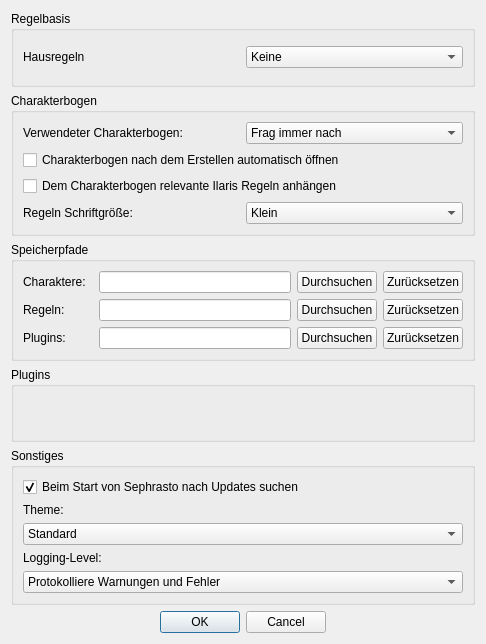
Before: the Qt Designer form designer/Einstellungen.ui in Aeolitus/Sephrasto, drawn with Qt 5.
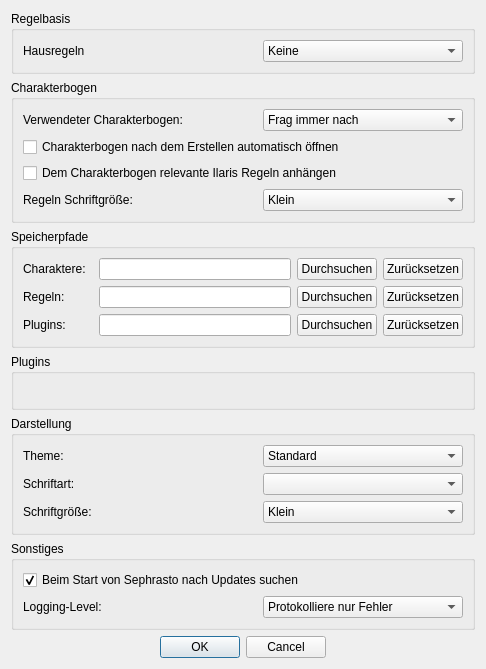
After: the same form once the commit is applied.

Commit message: - Added support for font selection and font size - Vorteile tab: Increased spacing between elements - Freie Fertigkeiten tab: level dropdown is now always a serif font

```diff
--- a/designer/Einstellungen.ui
+++ b/designer/Einstellungen.ui
@@ -10,7 +10,7 @@
     <x>0</x>
     <y>0</y>
     <width>486</width>
-    <height>644</height>
+    <height>669</height>
    </rect>
   </property>
   <property name="windowTitle">
@@ -38,6 +38,12 @@
             </item>
             <item>
              <widget class="QComboBox" name="comboRegelbasis">
+              <property name="maximumSize">
+               <size>
+                <width>200</width>
+                <height>16777215</height>
+               </size>
+              </property>
               <item>
                <property name="text">
                 <string>Keine</string>
@@ -81,6 +87,12 @@
             </item>
             <item>
              <widget class="QComboBox" name="comboBogen">
+              <property name="maximumSize">
+               <size>
+                <width>200</width>
+                <height>16777215</height>
+               </size>
+              </property>
               <item>
                <property name="text">
                 <string>Frag immer nach</string>
@@ -130,6 +142,12 @@
             </item>
             <item>
              <widget class="QComboBox" name="comboFontSize">
+              <property name="maximumSize">
+               <size>
+                <width>200</width>
+                <height>16777215</height>
+               </size>
+              </property>
               <item>
                <property name="text">
                 <string>Klein</string>
@@ -317,19 +335,11 @@
        <item>
         <widget class="QGroupBox" name="groupBox_4">
          <property name="title">
-          <string>Sonstiges</string>
+          <string>Darstellung</string>
          </property>
          <layout class="QVBoxLayout" name="verticalLayout_6">
           <item>
-           <widget class="QCheckBox" name="checkUpdate">
-            <property name="text">
-             <string>Beim Start von Sephrasto nach Updates suchen</string>
-            </property>
-            <property name="checked">
-             <bool>true</bool>
-            </property>
-           </widget>
-          </item>
+           <layout class="QHBoxLayout" name="horizontalLayout_9">
           <item>
            <widget class="QLabel" name="label_8">
             <property name="text">
@@ -339,6 +349,12 @@
           </item>
           <item>
            <widget class="QComboBox" name="comboTheme">
+              <property name="maximumSize">
+               <size>
+                <width>200</width>
+                <height>16777215</height>
+               </size>
+              </property>
             <item>
              <property name="text">
               <string>Standard</string>
@@ -361,6 +377,86 @@
             </item>
            </widget>
           </item>
+           </layout>
+          </item>
+          <item>
+           <layout class="QHBoxLayout" name="horizontalLayout_11">
+            <item>
+             <widget class="QLabel" name="label_9">
+              <property name="text">
+               <string>Schriftart:</string>
+              </property>
+             </widget>
+            </item>
+            <item>
+             <widget class="QComboBox" name="comboFont">
+              <property name="maximumSize">
+               <size>
+                <width>200</width>
+                <height>16777215</height>
+               </size>
+              </property>
+             </widget>
+            </item>
+           </layout>
+          </item>
+          <item>
+           <layout class="QHBoxLayout" name="horizontalLayout_12">
+            <item>
+             <widget class="QLabel" name="label_10">
+              <property name="text">
+               <string>Schriftgröße:</string>
+              </property>
+             </widget>
+            </item>
+            <item>
+             <widget class="QComboBox" name="comboAppFontSize">
+              <property name="maximumSize">
+               <size>
+                <width>200</width>
+                <height>16777215</height>
+               </size>
+              </property>
+              <item>
+               <property name="text">
+                <string>Klein</string>
+               </property>
+              </item>
+              <item>
+               <property name="text">
+                <string>Mittel</string>
+               </property>
+              </item>
+              <item>
+               <property name="text">
+                <string>Groß</string>
+               </property>
+              </item>
+             </widget>
+            </item>
+           </layout>
+          </item>
+         </layout>
+        </widget>
+       </item>
+       <item>
+        <widget class="QGroupBox" name="groupBox_5">
+         <property name="title">
+          <string>Sonstiges</string>
+         </property>
+         <layout class="QVBoxLayout" name="verticalLayout_8">
+          <item>
+           <widget class="QCheckBox" name="checkUpdate">
+            <property name="text">
+             <string>Beim Start von Sephrasto nach Updates suchen</string>
+            </property>
+            <property name="checked">
+             <bool>true</bool>
+            </property>
+           </widget>
+          </item>
+          <item>
+           <layout class="QHBoxLayout" name="horizontalLayout_10">
           <item>
            <widget class="QLabel" name="label_5">
             <property name="text">
@@ -370,14 +466,14 @@
           </item>
           <item>
            <widget class="QComboBox" name="comboLogging">
-            <property name="sizePolicy">
-             <sizepolicy hsizetype="Preferred" vsizetype="Fixed">
-              <horstretch>0</horstretch>
-              <verstretch>0</verstretch>
-             </sizepolicy>
+              <property name="maximumSize">
+               <size>
+                <width>200</width>
+                <height>16777215</height>
+               </size>
             </property>
             <property name="currentIndex">
-             <number>1</number>
+               <number>0</number>
             </property>
             <item>
              <property name="text">
@@ -395,6 +491,8 @@
              </property>
             </item>
            </widget>
+            </item>
+           </layout>
           </item>
          </layout>
         </widget>
```
Left out of the diff: 5 changed lines with no effect on the pictures. Lines whose indentation alone changed are shown as unchanged. The commit also changes 14 other files.
